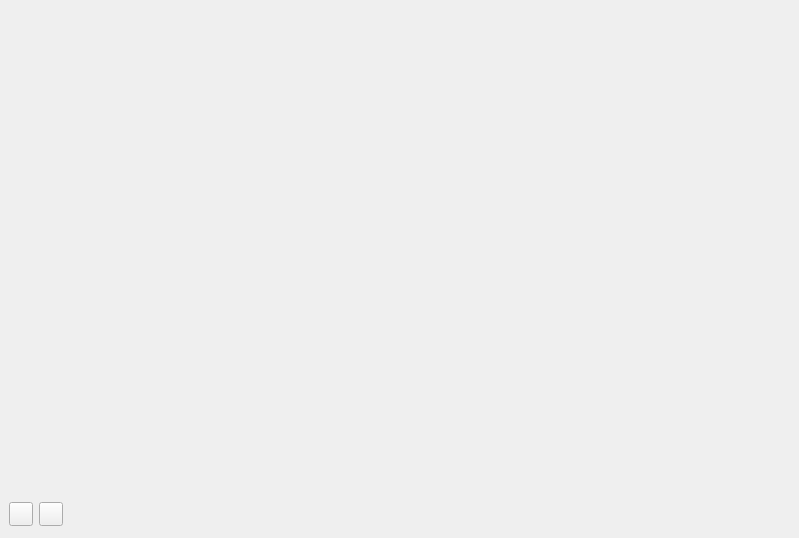
The window that creator-pluginBucket/res/bucketWall.ui (VRMakerTeam/VRMaker) describes before a commit, drawn with Qt 5.
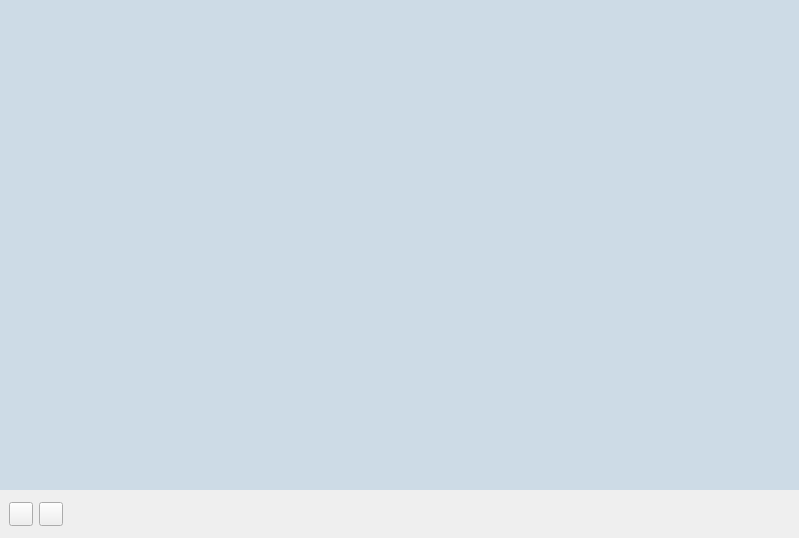
The same window after the commit. Icons and pictures are not drawn.

The edit to the form file:
```diff
--- a/creator-pluginBucket/res/bucketWall.ui
+++ b/creator-pluginBucket/res/bucketWall.ui
@@ -14,16 +14,9 @@
    <string>Form</string>
   </property>
   <property name="styleSheet">
-   <string notr="true">QWidget[accessibleName=&quot;color:252526&quot;]{
-	background-color: rgb(37, 37, 38);
+   <string notr="true">QWidget#__container{
+	background-color: #cddbe6;
 }
-QWidget[accessibleName=&quot;color:747474&quot;]{
-	background-color: rgb(116, 116, 116);
-}
-QWidget[accessibleName=&quot;color:000000&quot;]{
-	background-color: rgb(0,0,0);
-}
-
 
 
 QPushButton#__btnPlayAudio
@@ -48,7 +41,17 @@
 QWidget#toolbar{
 	background-color: rgb(50, 50, 50);
 }
-</string>
+
+
+QScrollBar:vertical {
+     border: 0;
+     background: #cddbe6;
+     width: 5px;
+ }
+ QScrollBar::handle:vertical {
+     background: #06447f;
+     min-height: 20px;
+ }</string>
   </property>
   <layout class="QVBoxLayout" name="verticalLayout">
    <property name="spacing">
```
